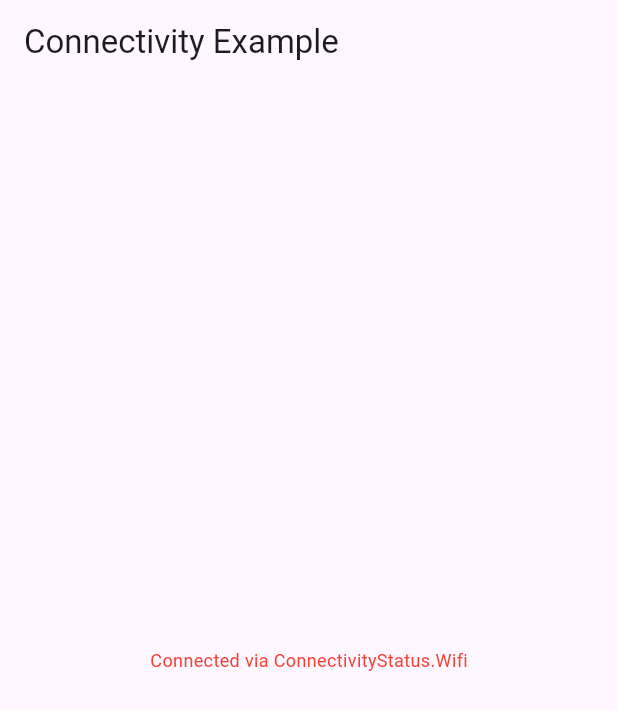
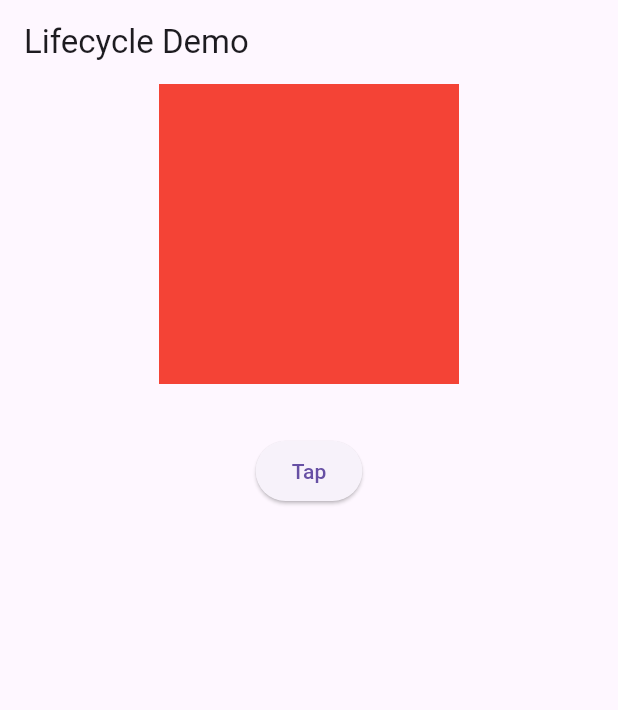
Before and after one commit to ahsanshah4105/api_integration_solid_principles, a Flutter app: the ConnectivityScreen screen opened directly, on a phone screen of 412 x 824 dp. Shown: the top 710 px of the screen. Run offline on Flutter 3.47's test engine with Material 3 defaults, Android fonts, the phone set to English and light mode, and no system bars; our stand-ins replace connectivity_plus, dio, get; missing offline and left inert: dart:ffi; network calls fail.

```diff
--- a/lib/core/routes/app_pages.dart
+++ b/lib/core/routes/app_pages.dart
@@ -1,4 +1,6 @@
 import 'package:api_intergration_demo/modules/connectivity/bindings/ConnectivityBinding.dart';
+import 'package:api_intergration_demo/modules/countries/binding/countryBinding.dart';
+import 'package:api_intergration_demo/modules/countries/views/country_screen.dart';
 import 'package:get/get.dart';
 import '../../modules/connectivity/views/ConnectivityScreen.dart';
 import 'app_routes.dart';
@@ -9,6 +11,11 @@ class AppPages {
   name: AppRoutes.postScreen,
   page: () => const ConnectivityScreen(),
   binding: ConnectivityBinding(),
-  )
+  ),
+    GetPage(
+      name: AppRoutes.countryScreen,
+      page: () => const CountryScreen(),
+      binding: CountryBinding(),
+    )
   ];
 }
--- a/lib/core/routes/app_routes.dart
+++ b/lib/core/routes/app_routes.dart
@@ -1,5 +1,7 @@
 class AppRoutes{
   static const postScreen = '/PostScreen';
   static const connectivityScreen = '/ConnectivityScreen';
+  static const countryScreen = '/CountryScreen';
+
 
 }
--- a/lib/main.dart
+++ b/lib/main.dart
@@ -1,4 +1,6 @@
 import 'package:api_intergration_demo/modules/connectivity/views/ConnectivityScreen.dart';
+import 'package:api_intergration_demo/modules/countries/binding/countryBinding.dart';
+import 'package:api_intergration_demo/modules/countries/views/country_screen.dart';
 import 'package:flutter/material.dart';
 import 'package:get/get.dart';
 import 'modules/connectivity/bindings/ConnectivityBinding.dart';
@@ -15,8 +17,8 @@ class MyApp extends StatelessWidget {
       useInheritedMediaQuery: true,
       // initialRoute: AppRoutes.connectivityScreen,
       // getPages: AppPages.pages,
-      initialBinding: ConnectivityBinding(),
-      home: ConnectivityScreen(),
+      initialBinding: CountryBinding(),
+      home: CountryScreen(),
       theme: new ThemeData(
         //primaryColor:
       ),
--- a/lib/modules/connectivity/views/ConnectivityScreen.dart
+++ b/lib/modules/connectivity/views/ConnectivityScreen.dart
@@ -1,7 +1,6 @@
-import 'package:api_intergration_demo/modules/connectivity/controllers/connectivity_controller.dart';
+import 'dart:ffi';
+
 import 'package:flutter/material.dart';
-import 'package:api_intergration_demo/core/utils/enums/connectivity.dart';
-import 'package:get/get.dart';
 
 class ConnectivityScreen extends StatefulWidget {
   const ConnectivityScreen({super.key});
@@ -11,26 +10,37 @@ class ConnectivityScreen extends StatefulWidget {
 }
 
 class _ConnectivityScreenState extends State<ConnectivityScreen> {
-
-  final ConnectivityController _connectivityController = Get.find<ConnectivityController>();
-
-
+  double height = 200, width = 200;
+  Color color = Colors.red;
   @override
   Widget build(BuildContext context) {
+    print("build ✅");
     return Scaffold(
-      appBar: AppBar(title: const Text('Connectivity Example')),
+      appBar: AppBar(title: const Text('Lifecycle Demo')),
       body: Center(
-        child: Obx(() {
-          switch (_connectivityController.status.value) {
-            case ConnectivityStatus.Wifi:
-              return Text("Connected via ${ConnectivityStatus.Wifi}",style: TextStyle(fontSize: 12, color: Colors.red.withValues(alpha: 1.0)),);
-            case ConnectivityStatus.Cellular:
-              return Text("Connected via ${ConnectivityStatus.Cellular}",style: TextStyle(fontSize: 12, color: Colors.red.withValues(alpha: 1.0)),);
-            case ConnectivityStatus.Offline:
-              return Text("${ConnectivityStatus.Offline}",style: TextStyle(fontSize: 12, color: Colors.grey.withValues(alpha: 1.0)),);
-          }
-        }),
-      ),
+        child: Column(
+          children: [
+            AnimatedContainer(
+              width:  width,
+              height: height,
+              color: color,
+              duration: Duration(seconds: 1),
+              clipBehavior: Clip.antiAlias,
+              curve: width == 200? Curves.bounceIn : Curves.easeIn,
+            ),
+            SizedBox(
+              height: 34,
+            ),
+            ElevatedButton(onPressed: () {
+              setState(() {
+                width = width == 300? 200 : 300;
+                height = height == 200? 300 : 200;
+                color = color == Colors.red? Colors.green : Colors.red;
+              });
+            }, child: Text('Tap'))
+          ],
+        ),
+      )
     );
   }
 }
--- /dev/null
+++ b/lib/modules/countries/binding/countryBinding.dart
@@ -0,0 +1,11 @@
+import 'package:api_intergration_demo/modules/countries/controller/country_controller.dart';
+import 'package:api_intergration_demo/modules/countries/repository/country_repository.dart';
+import 'package:get/get.dart';
+import '../../../core/network/network_client.dart';
+
+class CountryBinding extends Bindings{
+  @override
+  void dependencies() {
+    Get.lazyPut(() => CountryController(service:  CountryRepository(httpClient: NetworkClient())));
+  }
+}
--- /dev/null
+++ b/lib/modules/countries/controller/country_controller.dart
@@ -0,0 +1,14 @@
+import 'package:api_intergration_demo/modules/countries/service/country_service.dart';
+import 'package:get/get.dart';
+class CountryController extends GetxController {
+  final CountryService service;
+  CountryController({required this.service});
+
+  var countries = <dynamic>[].obs;
+
+
+  Future<void> fetchCountries() async {
+    final result = await service.fetchCountries();
+    countries.value = result; // this triggers UI update
+  }
+}
--- /dev/null
+++ b/lib/modules/countries/service/country_service.dart
@@ -0,0 +1,3 @@
+abstract class CountryService{
+  Future<dynamic> fetchCountries();
+}
--- a/lib/practise/solid_principals/dart_model/person.dart
+++ /dev/null
@@ -1,6 +0,0 @@
-
-
-class Person{
-  String? name;
-  Person({required this.name});
-}
```
Also changed, not shown: lib/core/network/network_client.dart (+35 -1 lines), lib/modules/countries/repository/country_repository.dart (added, +24 -0 lines), lib/modules/countries/views/country_screen.dart (added, +40 -0 lines), lib/modules/practise/mixin_and_logger.dart (added, +31 -0 lines), lib/practise/solid_principals/DIP.dart (deleted, +0 -82 lines), lib/practise/solid_principals/views/model.dart (deleted, +0 -30 lines), lib/solid_principal.dart (+75 -9 lines).
